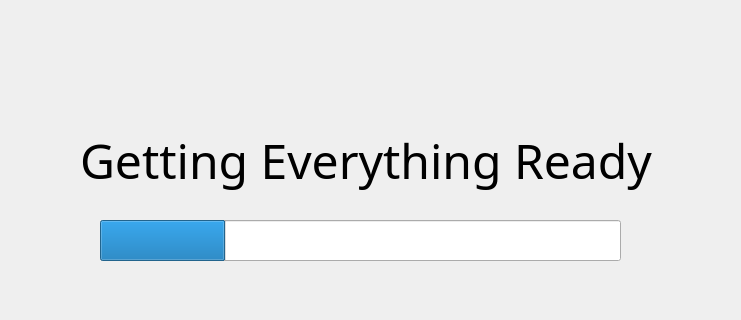
This is s2recipetransition.ui in ReneeTong/a8-edu-app as Qt 5 draws it before an edit; both pictures show x 110 to 851 and y 0 to 320 of the 1000 by 700 pixel window. The edited form follows.
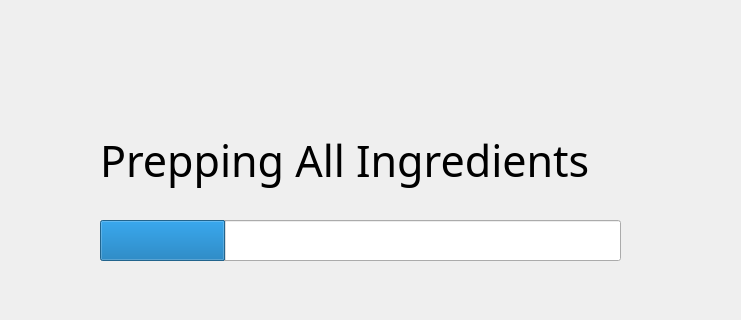
This is the edited form.

The edit to the form file:
```diff
--- a/s2recipetransition.ui
+++ b/s2recipetransition.ui
@@ -16,20 +16,20 @@
   <widget class="QLabel" name="prepLab">
    <property name="geometry">
     <rect>
-     <x>190</x>
+     <x>210</x>
      <y>120</y>
-     <width>581</width>
+     <width>521</width>
      <height>81</height>
     </rect>
    </property>
    <property name="font">
     <font>
      <family>Rockwell</family>
-     <pointsize>36</pointsize>
+     <pointsize>32</pointsize>
     </font>
    </property>
    <property name="text">
-    <string>Getting Everything Ready </string>
+    <string>Prepping All Ingredients</string>
    </property>
   </widget>
   <widget class="QProgressBar" name="progressBar">
```
